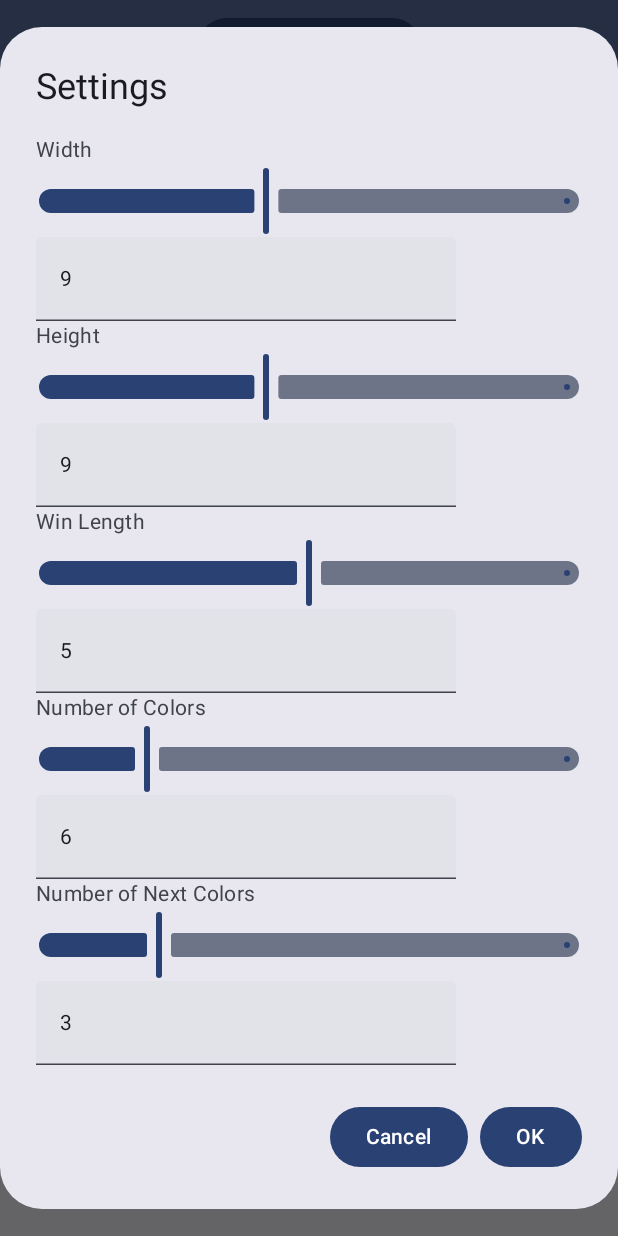
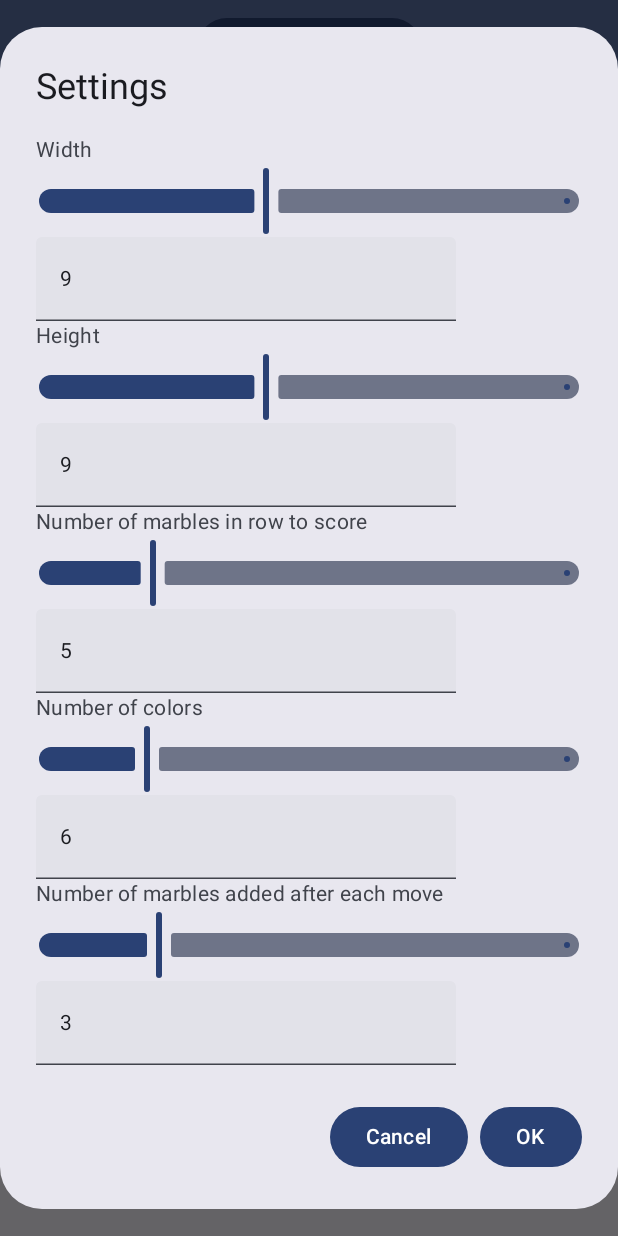
Before and after one commit to JanGawronski/fiveormore, an Android app built with Jetpack Compose: the screen it shows after launch (MainActivity), after a tap on "Settings", on a phone screen of 412 x 824 dp. Run offline under Robolectric (Android 15) with nearby library versions, the phone set to English and light mode, and no system bars.

Commit message:
Fixed title in settings

```diff
--- a/app/src/main/java/com/jangawronski/fiveandmore/Game.kt
+++ b/app/src/main/java/com/jangawronski/fiveandmore/Game.kt
@@ -8,7 +8,7 @@ import androidx.compose.ui.platform.LocalContext
 
 
 @Composable
-fun GameGrid(modifier: Modifier = Modifier) {
+fun Game(modifier: Modifier = Modifier) {
     val context = LocalContext.current
     val rows = remember { mutableIntStateOf(9) }
     val columns = remember { mutableIntStateOf(9) }
--- a/app/src/main/java/com/jangawronski/fiveandmore/MainActivity.kt
+++ b/app/src/main/java/com/jangawronski/fiveandmore/MainActivity.kt
@@ -23,7 +23,7 @@ class MainActivity : ComponentActivity() {
                             .padding(innerPadding),
                         contentAlignment = Alignment.Center
                     ) {
-                        GameGrid(
+                        Game(
                             modifier = Modifier
                         )
                     }
--- a/app/src/main/java/com/jangawronski/fiveandmore/Menu.kt
+++ b/app/src/main/java/com/jangawronski/fiveandmore/Menu.kt
@@ -57,18 +57,18 @@ class Menu(
                             onValueChange = { heightState.floatValue = it.toFloatOrNull() ?: heightState.floatValue }
                         )
 
-                        Text("Win Length")
+                        Text("Number of marbles in row to score")
                         Slider(
                             value = winLengthState.floatValue,
                             onValueChange = { winLengthState.floatValue = it },
-                            valueRange = 1f..9f
+                            valueRange = 1f..20f
                         )
                         TextField(
                             value = winLengthState.floatValue.toInt().toString(),
                             onValueChange = { winLengthState.floatValue = it.toFloatOrNull() ?: winLengthState.floatValue }
                         )
 
-                        Text("Number of Colors")
+                        Text("Number of colors")
                         Slider(
                             value = nColorsState.floatValue,
                             onValueChange = { nColorsState.floatValue = it },
@@ -79,7 +79,7 @@ class Menu(
                             onValueChange = { nColorsState.floatValue = it.toFloatOrNull() ?: nColorsState.floatValue }
                         )
 
-                        Text("Number of Next Colors")
+                        Text("Number of marbles added after each move")
                         Slider(
                             value = nNextColorsState.floatValue,
                             onValueChange = { nNextColorsState.floatValue = it },
```
